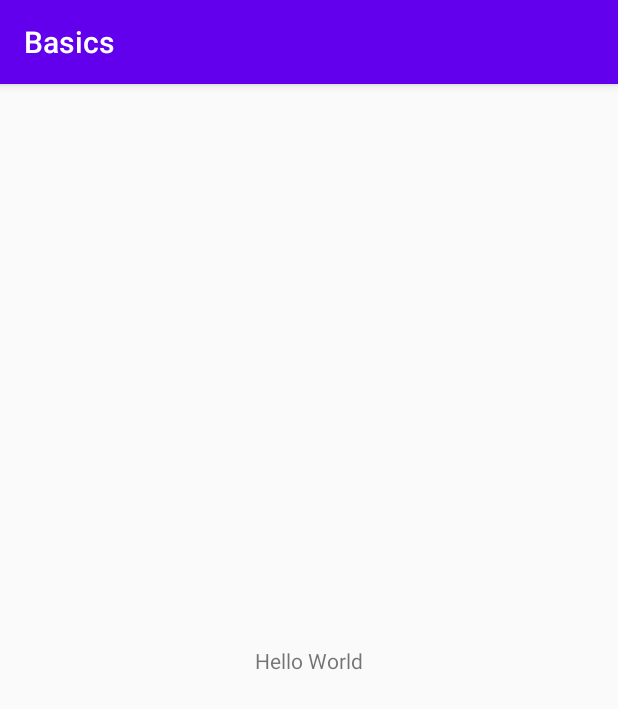
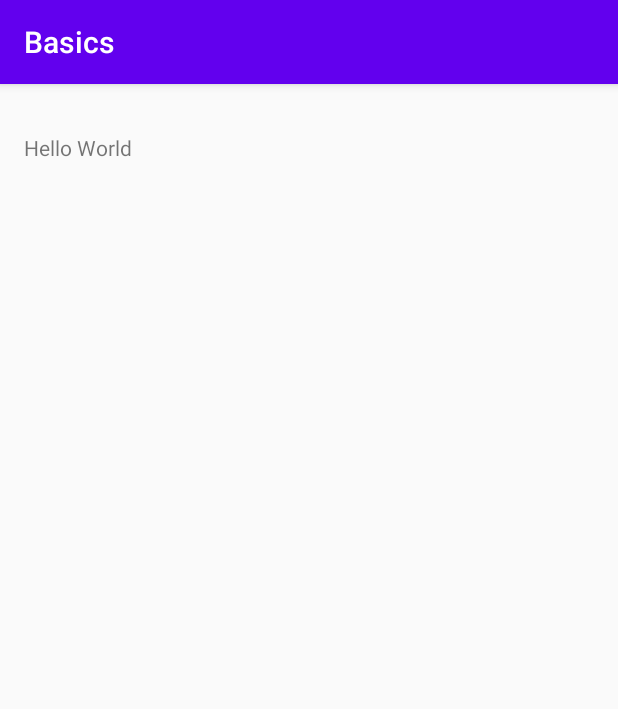
Before and after one commit to abdulwaseybutt/android-basics, an Android app: the screen it shows after launch (MainActivity), on a phone screen of 412 x 824 dp. Shown: the top 709 px of the screen. Run offline under Robolectric (Android 15) with nearby library versions, the phone set to English and light mode, and no system bars.

Commit message:
Bonjour le mande

```diff
--- a/app/src/main/res/layout/activity_main.xml
+++ b/app/src/main/res/layout/activity_main.xml
@@ -7,12 +7,17 @@
     tools:context=".MainActivity">
 
     <TextView
+        android:id="@+id/textView"
         android:layout_width="wrap_content"
         android:layout_height="wrap_content"
+        android:layout_marginStart="16dp"
         android:text="@string/hello"
         app:layout_constraintBottom_toBottomOf="parent"
+        app:layout_constraintHorizontal_bias="0.047"
         app:layout_constraintLeft_toLeftOf="parent"
         app:layout_constraintRight_toRightOf="parent"
-        app:layout_constraintTop_toTopOf="parent" />
+        app:layout_constraintStart_toStartOf="parent"
+        app:layout_constraintTop_toTopOf="parent"
+        app:layout_constraintVertical_bias="0.044" />
 
 </androidx.constraintlayout.widget.ConstraintLayout>
```
